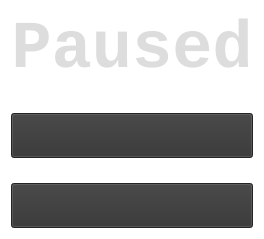
Above: src/PauseMenuWidget.ui from Leander-s/qt_ludo before the change. Below: the same form after it.
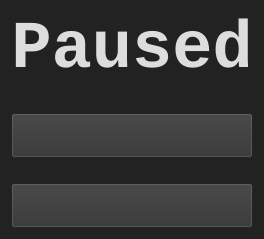
That is the form after the change.

Commit message: perspective and fixed the grid

```diff
--- a/src/PauseMenuWidget.ui
+++ b/src/PauseMenuWidget.ui
@@ -4,7 +4,8 @@
     <widget class="QWidget" name="PauseMenuWidget">
         <property name="styleSheet">
             <string notr="true">
-                background-color:rgba(0,0,0,0);
+                background-color:#222222;
+                color:#222222;
             </string>
         </property>
         <layout class="QVBoxLayout" name="verticalLayout">
```
The commit also changes 1 other file.
